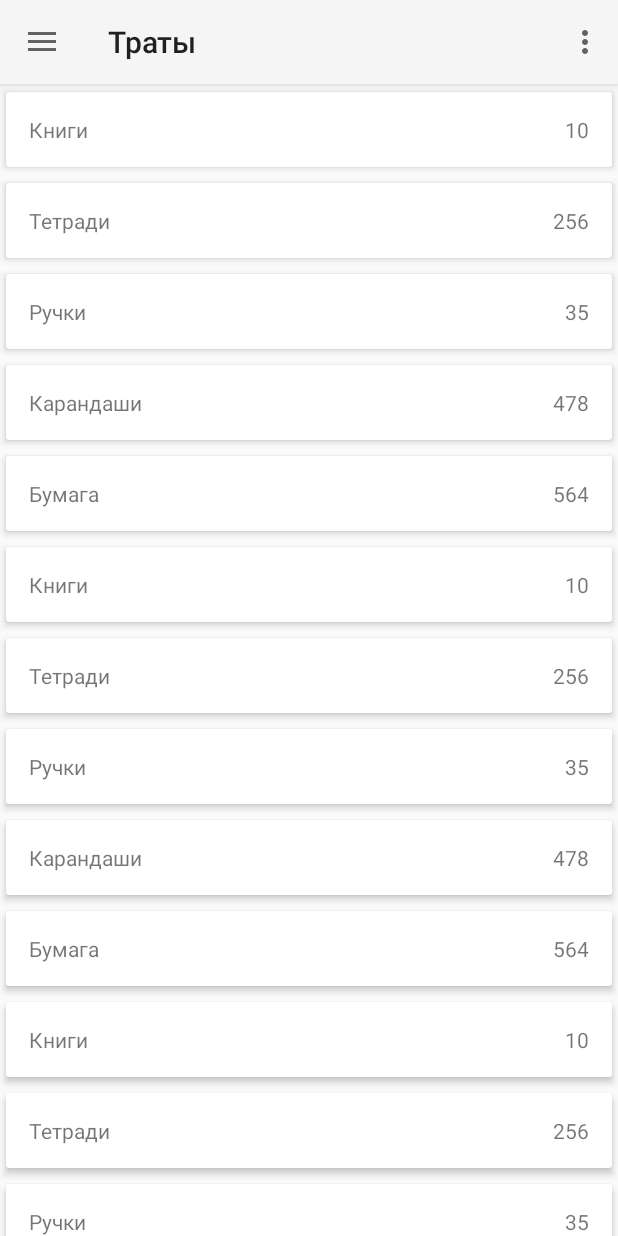
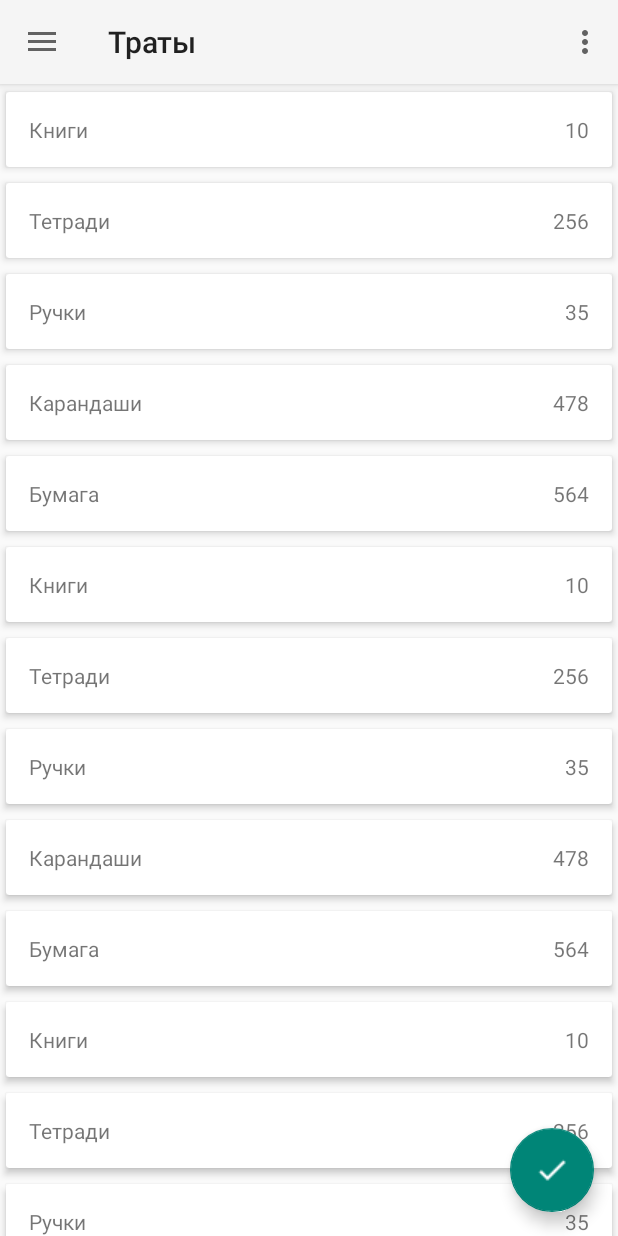
Before and after one commit to Kisiev/MoneyTracker_v2.0, an Android app: the screen it shows after launch (MainActivity), on a phone screen of 412 x 824 dp. Run offline under Robolectric (Android 15) with nearby library versions, the phone set to English and light mode, and no system bars.

Commit message:
добавил actionButton

```diff
--- /dev/null
+++ b/app/src/main/java/money/android/bignerdranch/com/moneytracker/utils/ScrollAwareFABBehavior.java
@@ -0,0 +1,36 @@
+package money.android.bignerdranch.com.moneytracker.utils;
+
+import android.content.Context;
+import android.support.design.widget.CoordinatorLayout;
+import android.support.design.widget.FloatingActionButton;
+import android.util.AttributeSet;
+import android.util.Log;
+import android.view.View;
+
+public class ScrollAwareFABBehavior extends FloatingActionButton.Behavior {
+
+
+    private static final String TAG = "ScrollAwareFABBehavior";
+
+    public ScrollAwareFABBehavior(Context context, AttributeSet attrs) {
+        super();
+        Log.e(TAG, "ScrollAwareFABBehavior");
+    }
+
+    @Override
+    public void onNestedScroll(CoordinatorLayout coordinatorLayout,
+                               FloatingActionButton child, View target, int dxConsumed,
+                               int dyConsumed, int dxUnconsumed, int dyUnconsumed) {
+        // TODO Auto-generated method stub
+        super.onNestedScroll(coordinatorLayout, child, target, dxConsumed, dyConsumed,
+                dxUnconsumed, dyUnconsumed);
+        Log.e(TAG, "onNestedScroll called");
+        if (dyConsumed > 0 && child.getVisibility() == View.VISIBLE) {
+            Log.e(TAG, "child.hide()");
+            child.hide();
+        } else if (dyConsumed < 0 && child.getVisibility() != View.VISIBLE) {
+            Log.e(TAG, "child.show()");
+            child.show();
+        }
+    }
+}
--- a/app/src/main/res/layout/expenses_fragment.xml
+++ b/app/src/main/res/layout/expenses_fragment.xml
@@ -1,8 +1,10 @@
 <?xml version="1.0" encoding="utf-8"?>
-<LinearLayout xmlns:android="http://schemas.android.com/apk/res/android"
-              android:orientation="vertical"
-              android:layout_width="match_parent"
-              android:layout_height="match_parent"
+<android.support.design.widget.CoordinatorLayout
+    xmlns:android="http://schemas.android.com/apk/res/android"
+    xmlns:app="http://schemas.android.com/apk/res-auto"
+    android:orientation="vertical"
+    android:layout_width="match_parent"
+    android:layout_height="match_parent"
     android:id="@+id/expenses_fragment_root"
     android:layout_marginTop="?attr/actionBarSize">
    <android.support.v7.widget.RecyclerView
@@ -12,4 +14,13 @@
 
    </android.support.v7.widget.RecyclerView>
 
-</LinearLayout>
+
+   <android.support.design.widget.FloatingActionButton
+       android:layout_width="wrap_content"
+       android:layout_height="wrap_content"
+       android:src="@mipmap/check"
+       android:layout_gravity="end|bottom"
+       android:layout_margin="@dimen/fabMargin"
+       app:layout_behavior="money.android.bignerdranch.com.moneytracker.utils.ScrollAwareFABBehavior"/>
+
+</android.support.design.widget.CoordinatorLayout>
--- a/app/src/main/res/values/dimens.xml
+++ b/app/src/main/res/values/dimens.xml
@@ -6,4 +6,5 @@
     <dimen name="activity_horizontal_margin">16dp</dimen>
     <dimen name="activity_vertical_margin">16dp</dimen>
     <dimen name="fab_margin">16dp</dimen>
+    <dimen name="fabMargin">16dp</dimen>
 </resources>
```
Also changed, not shown: app/src/main/res/mipmap-mdpi/check.png (added).
